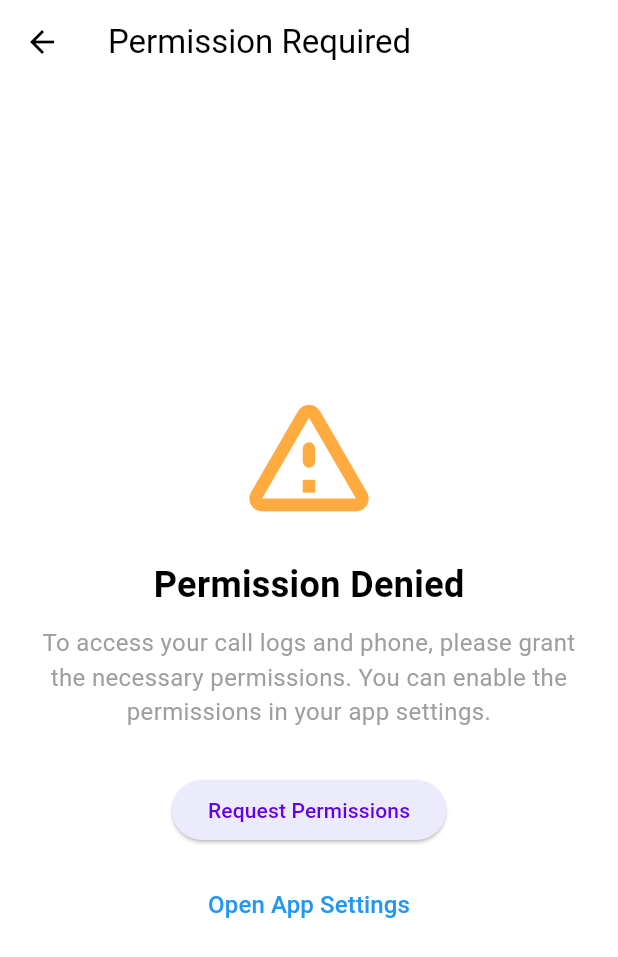
After one commit to MulukanoorVarun/telecaliingcrm, a Flutter app: the PermissionDeniedScreen screen opened directly, on a phone screen of 412 x 824 dp. The commit adds this screen. Shown: the top 957 px of the screen. Run offline on Flutter 3.47's test engine with Material 3 defaults, Android fonts, the phone set to English and light mode, and no system bars; our stand-ins replace connectivity_plus, curved_navigation_bar, flutter_local_notifications, flutter_spinkit, image_picker, lottie and 4 more; missing offline and left inert: call_log, flutter_phone_direct_caller, in_app_update, phone_state; accounts and stored records are empty; network calls fail; project files that could hold a hidden picture were left out.

Commit message:
committed by varun 28-01-2025 12:14 PM

```diff
--- a/lib/Authentication/ForgetPasswordOtp.dart
+++ b/lib/Authentication/ForgetPasswordOtp.dart
@@ -2,11 +2,7 @@ import 'dart:io';
 import 'package:flutter/gestures.dart';
 import 'package:flutter/material.dart';
 import 'package:flutter/services.dart';
-
 import 'package:pin_code_fields/pin_code_fields.dart';
-import 'package:telecaliingcrm/Authentication/PasswordReset.dart';
-
-import '../Services/UserApi.dart';
 import '../utils/constants.dart';
 
 class ForgotOTPscreen extends StatefulWidget {
--- /dev/null
+++ b/lib/PermissionDeniedScreen.dart
@@ -0,0 +1,80 @@
+import 'package:flutter/material.dart';
+import 'package:permission_handler/permission_handler.dart';
+
+class PermissionDeniedScreen extends StatelessWidget {
+  const PermissionDeniedScreen({Key? key}) : super(key: key);
+
+  @override
+  Widget build(BuildContext context) {
+    return Scaffold(
+      appBar: AppBar(
+        title: const Text('Permission Required'),
+      ),
+      body: Padding(
+        padding: const EdgeInsets.all(16.0),
+        child: Column(
+          mainAxisAlignment: MainAxisAlignment.center,
+          crossAxisAlignment: CrossAxisAlignment.center,
+          children: [
+            Icon(
+              Icons.warning_amber_rounded,
+              size: 100,
+              color: Colors.orangeAccent,
+            ),
+            const SizedBox(height: 20),
+            const Text(
+              'Permission Denied',
+              style: TextStyle(
+                fontSize: 24,
+                fontWeight: FontWeight.bold,
+              ),
+            ),
+            const SizedBox(height: 10),
+            const Text(
+              'To access your call logs and phone, please grant the necessary permissions. '
+                  'You can enable the permissions in your app settings.',
+              textAlign: TextAlign.center,
+              style: TextStyle(fontSize: 16, color: Colors.grey),
+            ),
+            const SizedBox(height: 30),
+            ElevatedButton(
+              onPressed: () async {
+                await Permission.phone.request();
+                await Permission.contacts.request();
+
+                var phoneStatus = await Permission.phone.status;
+                var callLogStatus = await Permission.contacts.status;
+
+                if (phoneStatus.isGranted && callLogStatus.isGranted) {
+                  // Handle granted state (redirect or perform actions)
+                  ScaffoldMessenger.of(context).showSnackBar(
+                    const SnackBar(content: Text("Permissions granted successfully!")),
+                  );
+                } else {
+                  // Show message if still denied
+                  ScaffoldMessenger.of(context).showSnackBar(
+                    const SnackBar(content: Text("Permissions are still denied.")),
+                  );
+                }
+              },
+              child: const Text('Request Permissions'),
+            ),
+            const SizedBox(height: 15),
+            TextButton(
+              onPressed: () {
+                openAppSettings();
+              },
+              child: const Text(
+                'Open App Settings',
+                style: TextStyle(
+                  fontSize: 16,
+                  color: Colors.blue,
+                ),
+              ),
+            ),
+          ],
+        ),
+      ),
+    );
+  }
+}
--- a/lib/main.dart
+++ b/lib/main.dart
@@ -78,7 +78,11 @@ class MyApp extends StatelessWidget {
             surfaceTintColor: Colors.white,
             color: Colors.white,
           ),
-
+          elevatedButtonTheme: ElevatedButtonThemeData(
+            style: ElevatedButton.styleFrom(
+              backgroundColor: Color(0xffECEBFB),
+            ),
+          ),
           textButtonTheme: TextButtonThemeData(
             style: ButtonStyle(
               // overlayColor: MaterialStateProperty.all(Colors.white),
```
Also changed, not shown: lib/Authentication/SignInScreen.dart (+45 -57 lines), lib/screens/CallHistoryScreen.dart (+23 -7 lines), lib/screens/FollowupsScreen.dart (+1 -6 lines), lib/screens/HomeScreen.dart (+0 -29 lines), lib/screens/LeadsScreen.dart (+2 -5 lines), lib/screens/OnBoardingScreen.dart (+20 -5 lines), lib/utils/constants.dart (+10 -3 lines), pubspec.lock.
